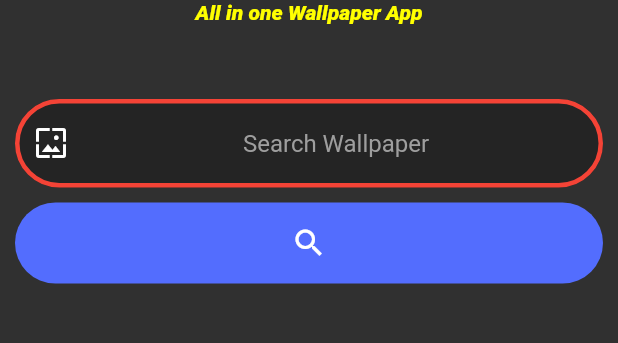
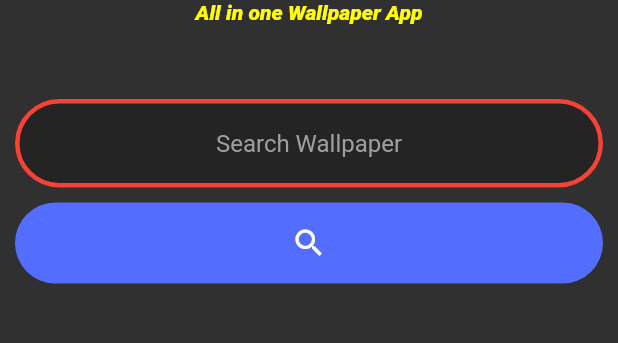
Before and after one commit to avijeet108/Tapit, a Flutter app: the screen it shows after launch, on a phone screen of 412 x 824 dp, the part 564-907 px from its top. Run offline on Flutter 3.47's test engine with Material 2 defaults, Android fonts, the phone set to English and light mode, and no system bars; our stand-ins replace flutter_cache_manager; missing offline and left inert: wallpaper_manager.

```diff
--- a/lib/homepage.dart
+++ b/lib/homepage.dart
@@ -49,10 +49,6 @@ class _HomeState extends State<Home> {
                     color: Colors.white,
                   ),
                   decoration: InputDecoration(
-                    prefixIcon: Icon(
-                      Icons.wallpaper,
-                      color: Colors.white,
-                    ),
                     enabledBorder: OutlineInputBorder(
                       borderSide: BorderSide(
                         color: Colors.red,
```
Also changed, not shown: lib/fullscreen.dart (+14 -74 lines), lib/wallpaper.dart (+5 -75 lines).
